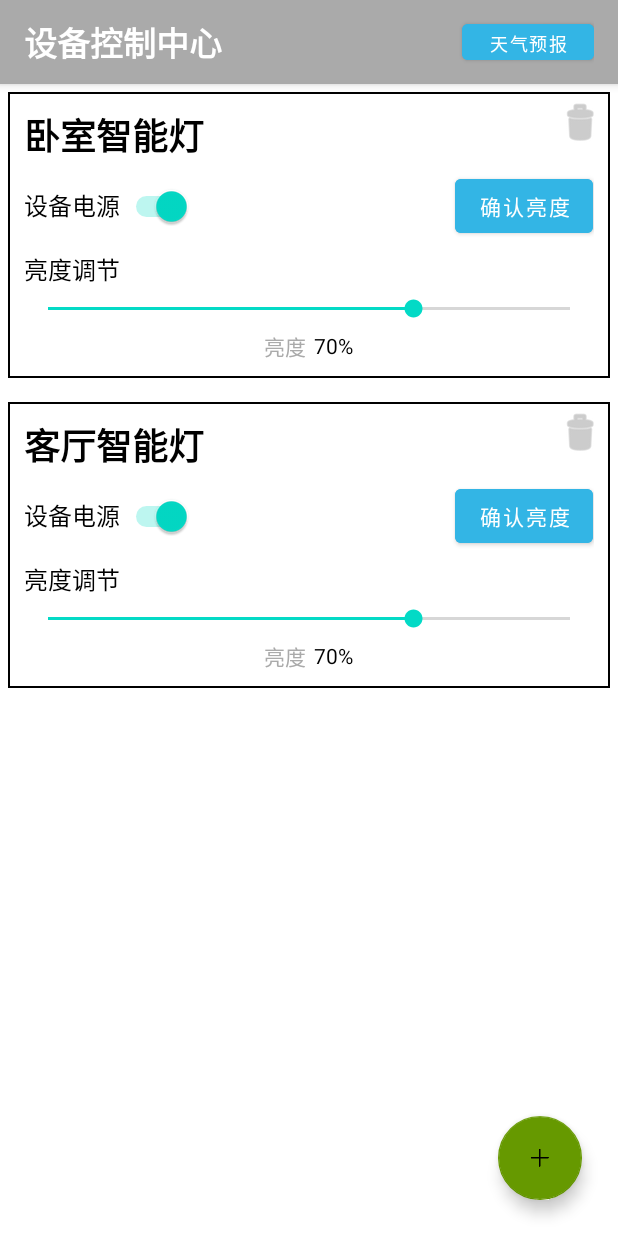
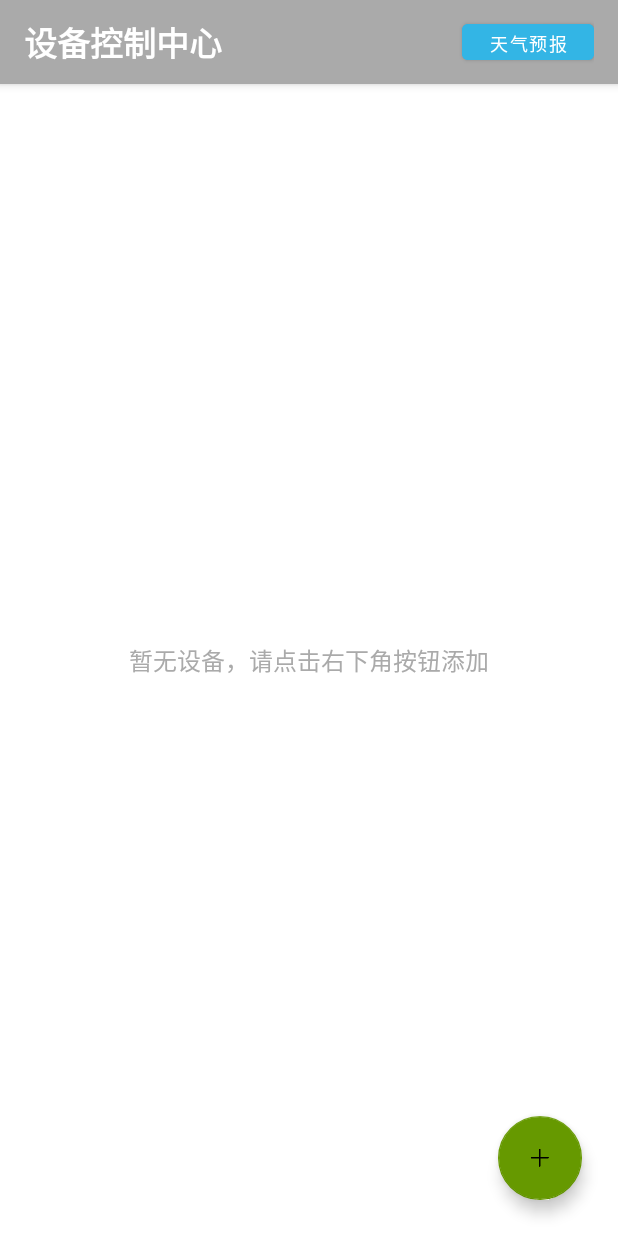
Before and after one commit to Czlike17/SunnyWeather, an Android app: the screen it shows after launch (DeviceControlActivity), on a phone screen of 412 x 824 dp. Run offline under Robolectric (Android 15) with nearby library versions, the phone set to English and light mode, and no system bars.

Commit message:
完善设备控制界面

```diff
--- a/app/src/main/AndroidManifest.xml
+++ b/app/src/main/AndroidManifest.xml
@@ -12,6 +12,7 @@
         android:roundIcon="@mipmap/ic_launcher_round"
         android:supportsRtl="true"
         android:theme="@style/Theme.SunnyWeather"
+        android:usesCleartextTraffic="true"
         tools:targetApi="31">
         <activity
             android:name=".DeviceControlActivity"
--- a/app/src/main/java/com/sunnyweather/android/DeviceControlActivity.kt
+++ b/app/src/main/java/com/sunnyweather/android/DeviceControlActivity.kt
@@ -5,7 +5,9 @@ import android.os.Bundle
 import android.os.Handler
 import android.os.Looper
 import android.util.Log
+import android.view.View
 import android.widget.Button
+import android.widget.TextView
 import android.widget.Toast
 import androidx.appcompat.app.AppCompatActivity
 import androidx.recyclerview.widget.LinearLayoutManager
@@ -20,20 +22,31 @@ class DeviceControlActivity : AppCompatActivity() {
     private lateinit var deviceAdapter: DeviceAdapter
     private val deviceList = mutableListOf<Device>()
     private val ADD_DEVICE_REQUEST = 1001  // 请求码
-    private val TAG = "DeviceControlActivity"  // 日志标签
+    private lateinit var emptyHint: TextView
 
     override fun onCreate(savedInstanceState: Bundle?) {
         super.onCreate(savedInstanceState)
         setContentView(R.layout.activity_device_control)
 
-        initViews()
-        initSampleDevices()
-        initAdapter()
-    }
+        emptyHint = findViewById(R.id.empty_hint)
 
-    private fun initViews() {
+        // 初始化RecyclerView
         recyclerView = findViewById(R.id.device_recycler_view)
         recyclerView.layoutManager = LinearLayoutManager(this)
+        deviceAdapter = DeviceAdapter(
+            this,
+            deviceList,
+            onConfirmClickListener = { device ->
+                sendCommandToDevice(device)
+            },
+            onDeviceDeleted = { position ->
+                deviceAdapter.removeDevice(position)
+                Toast.makeText(this, "设备已删除", Toast.LENGTH_SHORT).show()
+            }
+        )
+        recyclerView.adapter = deviceAdapter
+
+        updateEmptyState()
 
         findViewById<FloatingActionButton>(R.id.next_button).setOnClickListener {
             val intent = Intent(this, AddDeviceActivity::class.java)
@@ -45,35 +58,12 @@ class DeviceControlActivity : AppCompatActivity() {
         }
     }
 
-    private fun initAdapter() {
-        deviceAdapter = DeviceAdapter(
-            this,
-            deviceList,
-            onConfirmClickListener = { device ->
-                sendCommandToDevice(device)  // 处理确认按钮点击
-            },
-            onDeviceDeleted = { position ->
-                deviceAdapter.removeDevice(position)  // 处理设备删除
-                Toast.makeText(this, "设备已删除", Toast.LENGTH_SHORT).show()
-            }
-        )
-        recyclerView.adapter = deviceAdapter
-    }
-
-    // 初始化示例设备
-    private fun initSampleDevices() {
-        deviceList.add(Device("卧室智能灯", "192.168.1.101", "8080"))
-        deviceList.add(Device("客厅智能灯", "192.168.1.102", "8080"))
-    }
-
-    // 发送命令到设备
     private fun sendCommandToDevice(device: Device) {
         Toast.makeText(this, "正在发送命令到 ${device.name}...", Toast.LENGTH_SHORT).show()
 
         // 开启新线程进行网络通信，避免阻塞UI线程
         Thread {
             try {
-                // 构建JSON命令
                 val command = """
                     {
                         "deviceName": "${device.name}",
@@ -82,12 +72,13 @@ class DeviceControlActivity : AppCompatActivity() {
                     }
                 """.trimIndent()
 
-                // 建立Socket连接并发送命令
+                // 建立Socket连接并发送数据
                 Socket(device.ipAddress, device.port.toInt()).use { socket ->
                     val outputStream: OutputStream = socket.getOutputStream()
                     outputStream.write(command.toByteArray(Charsets.UTF_8))
                     outputStream.flush()
 
+                    // 在UI线程显示成功提示
                     Handler(Looper.getMainLooper()).post {
                         Toast.makeText(
                             this,
@@ -95,11 +86,11 @@ class DeviceControlActivity : AppCompatActivity() {
                             Toast.LENGTH_SHORT
                         ).show()
                     }
-                    Log.d(TAG, "命令发送成功: $command")
+                    Log.d("DeviceControl", "命令发送成功: $command")
                 }
             } catch (e: Exception) {
                 e.printStackTrace()
-                // 主线程显示错误提示
+                // 在UI线程显示失败提示
                 Handler(Looper.getMainLooper()).post {
                     Toast.makeText(
                         this,
@@ -107,7 +98,6 @@ class DeviceControlActivity : AppCompatActivity() {
                         Toast.LENGTH_SHORT
                     ).show()
                 }
-                Log.e(TAG, "命令发送失败: ${e.message}")
             }
         }.start()
     }
@@ -118,19 +108,26 @@ class DeviceControlActivity : AppCompatActivity() {
         if (requestCode == ADD_DEVICE_REQUEST && resultCode == RESULT_OK) {
             data?.let { intent ->
                 // 获取新设备信息
-                val deviceName = intent.getStringExtra("deviceName") ?: return@let
-                val ipAddress = intent.getStringExtra("ipAddress") ?: return@let
-                val port = intent.getStringExtra("port") ?: return@let
+                val deviceName = intent.getStringExtra("deviceName") ?: ""
+                val ipAddress = intent.getStringExtra("ipAddress") ?: ""
+                val port = intent.getStringExtra("port") ?: ""
 
                 // 添加新设备到列表
                 val newDevice = Device(deviceName, ipAddress, port)
                 deviceAdapter.addDevice(newDevice)
+                updateEmptyState()
                 Toast.makeText(this, "已添加新设备: $deviceName", Toast.LENGTH_SHORT).show()
             }
         }
     }
 
-    override fun onDestroy() {
-        super.onDestroy()
+    private fun updateEmptyState() {
+        if (deviceList.isEmpty()) {
+            emptyHint.visibility = View.VISIBLE
+            recyclerView.visibility = View.GONE
+        } else {
+            emptyHint.visibility = View.GONE
+            recyclerView.visibility = View.VISIBLE
+        }
     }
 }
--- a/app/src/main/res/layout/activity_device_control.xml
+++ b/app/src/main/res/layout/activity_device_control.xml
@@ -41,6 +41,17 @@
         android:padding="5dp"
         tools:listitem="@layout/item_device" />
 
+    <TextView
+        android:id="@+id/empty_hint"
+        android:layout_width="match_parent"
+        android:layout_height="match_parent"
+        android:layout_marginTop="?attr/actionBarSize"
+        android:gravity="center"
+        android:text="暂无设备，请点击右下角按钮添加"
+        android:textColor="@android:color/darker_gray"
+        android:textSize="16sp"
+        android:visibility="gone" />
+
     <com.google.android.material.floatingactionbutton.FloatingActionButton
         android:id="@+id/next_button"
         android:layout_width="wrap_content"
--- a/app/src/main/res/layout/item_device.xml
+++ b/app/src/main/res/layout/item_device.xml
@@ -50,7 +50,7 @@
                 android:layout_height="wrap_content"
                 android:layout_marginStart="175dp"
                 android:backgroundTint="@android:color/holo_blue_light"
-                android:text="确认亮度"
+                android:text="确认"
                 android:textColor="@android:color/white" />
         </LinearLayout>
 
```
